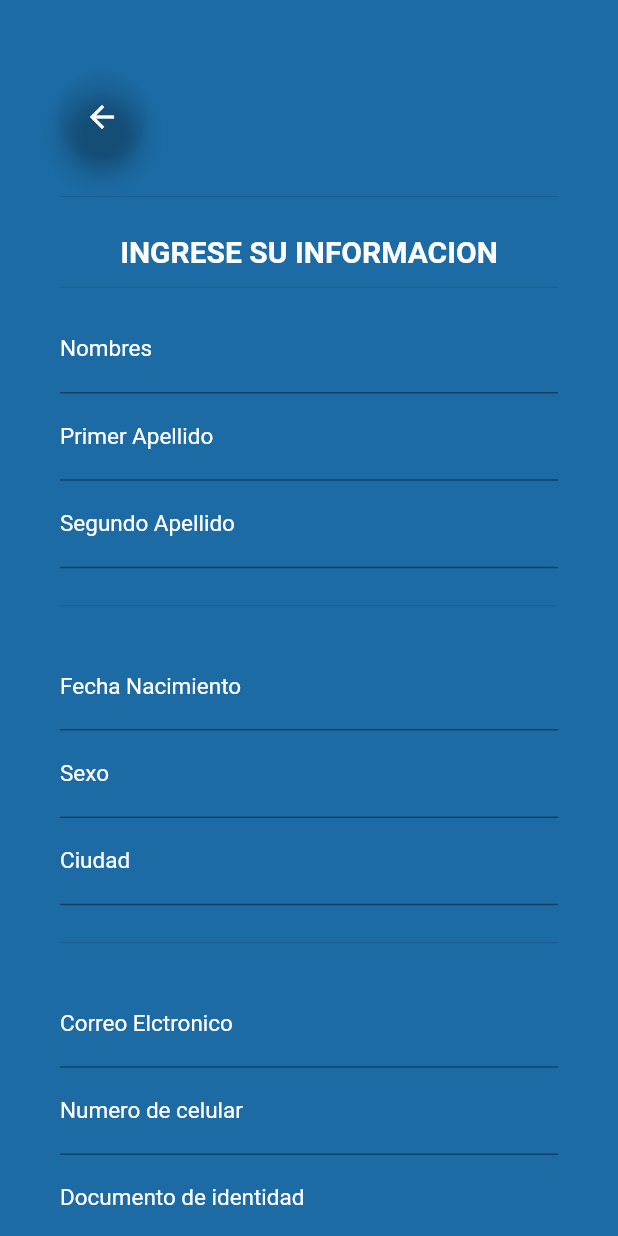
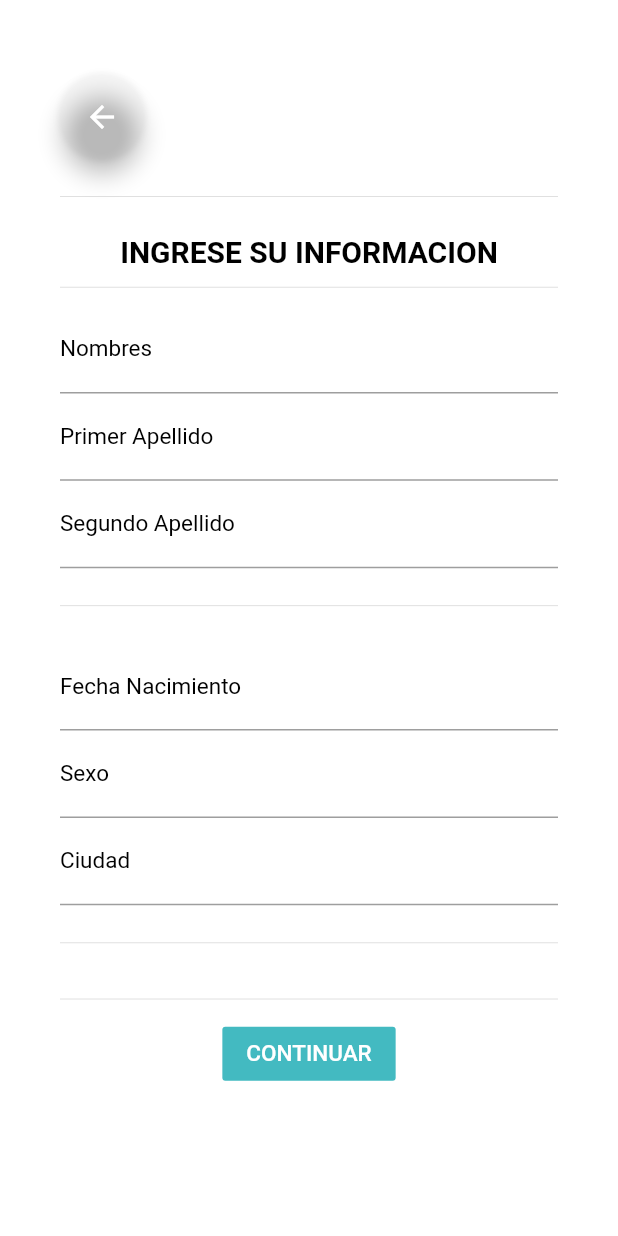
Before and after one commit to RenePerezRodriguez/medicardApp, a Flutter app: the screen it shows after launch, after a tap on "Crear Cuenta", on a phone screen of 412 x 824 dp. Run offline on Flutter 3.47's test engine with Material 2 defaults, Android fonts, the phone set to English and light mode, and no system bars.

Commit message:
Frontend Home, Login, Logout,  Finalizados

```diff
--- a/medicard/lib/main.dart
+++ b/medicard/lib/main.dart
@@ -1,6 +1,8 @@
 import 'package:flutter/material.dart';
 import 'package:medicard/source/ui/pages/home_page.dart';
 import 'package:medicard/source/ui/pages/sing_up.dart';
+import 'package:medicard/source/ui/pages/sing_up02.dart';
+import 'package:medicard/source/ui/pages/terminos_condiciones.dart';
 import 'package:medicard/source/ui/pages/user_page.dart';
 import 'package:flutter/services.dart';
 
@@ -27,7 +29,10 @@ class MyApp extends StatelessWidget {
       routes: <String, WidgetBuilder>{
         'Home': (BuildContext context) => HomePage(),
         'user_page': (BuildContext) => UserPage(),
-        'sing_up': (BuildContext) => SingUp()
+        'sing_up': (BuildContext) => SingUp(),
+        'sing_up02': (BuildContext) => SingUp02(),
+        'terminos_condiciones': (BuildContext) => TerminosCondiciones()
+
       },
     );
   }
--- a/medicard/lib/source/ui/pages/home_page.dart
+++ b/medicard/lib/source/ui/pages/home_page.dart
@@ -18,7 +18,7 @@ class _HomePageState extends State<HomePage> {
         width: double.infinity,
         height: double.infinity,
         decoration: const BoxDecoration(
-            color: Color.fromRGBO(28, 107, 164, 100)
+            color: Colors.white
         ),
         child: ListView(
           padding: const EdgeInsets.symmetric(
@@ -36,14 +36,16 @@ class _HomePageState extends State<HomePage> {
                   'MEDICARD',
                   style: TextStyle(
                       fontSize: 30,
-                      color: Colors.white
+                      color: Colors.black,
+                    fontWeight: FontWeight.bold,
+
                   ),
                 ),
                 const Text(
                   'Seguros contigo',
                   style: TextStyle(
                       fontSize: 15,
-                      color: Colors.white
+                      color: Colors.black
                   ),
                 ),
                 const Divider(
--- a/medicard/lib/source/ui/pages/sing_up.dart
+++ b/medicard/lib/source/ui/pages/sing_up.dart
@@ -16,7 +16,7 @@ class _SingUpState extends State<SingUp> {
         width: double.infinity,
         height: double.infinity,
         decoration: const BoxDecoration(
-        color: Color.fromRGBO(28, 107, 164, 100)
+        color: Colors.white
     ),
     child: ListView(
       padding: const EdgeInsets.symmetric(
@@ -44,7 +44,7 @@ class _SingUpState extends State<SingUp> {
             Text(
               'INGRESE SU INFORMACION',
               style: TextStyle(
-                  color: Colors.white,
+                  color: Colors.black,
                   fontWeight: FontWeight.bold,
                   fontSize: 20.0
               ),
--- a/medicard/lib/source/ui/widgets/input_text.dart
+++ b/medicard/lib/source/ui/widgets/input_text.dart
@@ -31,7 +31,7 @@ class InputText extends StatelessWidget {
           hintText: hint,
           labelText: label,
           labelStyle: TextStyle(
-            color: Colors.white,
+            color: Colors.black,
             fontSize: 15.0
           ),
         )
--- a/medicard/lib/source/ui/widgets/login_form.dart
+++ b/medicard/lib/source/ui/widgets/login_form.dart
@@ -58,15 +58,16 @@ class _LoginFormState extends State<LoginForm> {
             SizedBox(
               width: double.infinity,
               child: FlatButton(
-                color: Colors.white,
+                color: Color.fromRGBO(67, 186, 193, 100),
                 onPressed: (){
                   Navigator.pushNamed(context, 'user_page');
                 },
                 child: Text(
                   'Iniciar Sesion',
                   style: TextStyle(
-                    color: Colors.black,
+                    color: Colors.white,
                     fontSize: 15.0,
+                    fontWeight: FontWeight.bold,
                   ),
                 ),
               ),
@@ -77,7 +78,7 @@ class _LoginFormState extends State<LoginForm> {
                 Text(
                   'Aun no eres parte de medicard?',
                   style: TextStyle(
-                    color: Colors.white,
+                    color: Colors.black,
                   ),
                 ),
                 FlatButton(
@@ -87,7 +88,7 @@ class _LoginFormState extends State<LoginForm> {
                     child: Text(
                       'Crear Cuenta',
                       style: TextStyle(
-                          color: Colors.white,
+                          color: Color.fromRGBO(230, 45, 40, 100),
                           fontWeight: FontWeight.bold,
                       ),
                     ),
--- a/medicard/lib/source/ui/widgets/logout_form.dart
+++ b/medicard/lib/source/ui/widgets/logout_form.dart
@@ -16,9 +16,6 @@ class _LogoutFormState extends State<LogoutForm> {
   String _fechaNacimiento='';
   String _sexo='';
   String _ciudad='';
-  String _correoElectronico='';
-  String _numeroCelular='';
-  String _documentoIdentidad='';
 
   _submit(){
     final isLogin = _formkey.currentState?.validate();
@@ -34,7 +31,7 @@ class _LogoutFormState extends State<LogoutForm> {
           InputText(
             label: 'Nombres',
             hint: 'Nombres',
-            icono: Icon(Icons.verified_user),
+            icono: Icon(Icons.supervised_user_circle),
             keyboard: TextInputType.name,
             obsecure: false,
             onChanged: (data) {
@@ -97,36 +94,6 @@ class _LogoutFormState extends State<LogoutForm> {
           Divider(
             height: 50.0,
           ),
-          InputText(
-            label: 'Correo Elctronico',
-            hint: 'Correo Elctronico',
-            icono: Icon(Icons.verified_user),
-            keyboard: TextInputType.datetime,
-            obsecure: false,
-            onChanged: (data) {
-              _segundoApellido = data;
-            },
-          ),
-          InputText(
-            label: 'Numero de celular',
-            hint: 'Numero de celular',
-            icono: Icon(Icons.verified_user),
-            keyboard: TextInputType.datetime,
-            obsecure: false,
-            onChanged: (data) {
-              _segundoApellido = data;
-            },
-          ),
-          InputText(
-            label: 'Documento de identidad',
-            hint: 'Documento de identidad',
-            icono: Icon(Icons.verified_user),
-            keyboard: TextInputType.datetime,
-            obsecure: false,
-            onChanged: (data) {
-              _segundoApellido = data;
-            },
-          ),
           Divider(
             height: 25.0,
           ),
@@ -134,14 +101,14 @@ class _LogoutFormState extends State<LogoutForm> {
             mainAxisAlignment: MainAxisAlignment.center,
             children: <Widget> [
               FlatButton(
-                color: Colors.white,
+                color: Color.fromRGBO(67, 186, 193, 100),
                 onPressed: (){
-                  Navigator.pushNamed(context, 'user_page');
+                  Navigator.pushNamed(context, 'sing_up02');
                 },
                 child: Text(
-                  'CREAR CUENTA',
+                  'CONTINUAR',
                   style: TextStyle(
-                    color: Colors.black,
+                    color: Colors.white,
                     fontSize: 15.0,
                   ),
                 ),
```
Also changed, not shown: medicard/lib/source/ui/pages/sing_up02.dart (added, +67 -0 lines), medicard/lib/source/ui/pages/terminos_condiciones.dart (added, +17 -0 lines), medicard/lib/source/ui/widgets/logout_form02.dart (added, +133 -0 lines), medicard/pubspec.lock, 2 other files.
